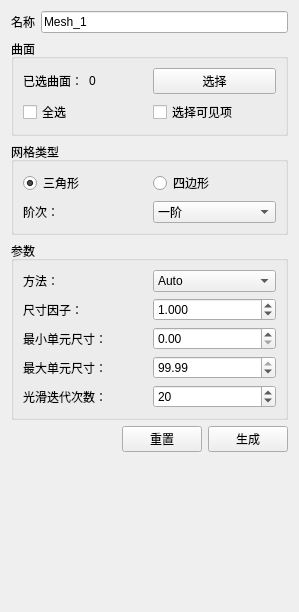
First picture: the form in src/FCGUI/MeshSettings/FCMeshSettingsWidget.ui, repository Kinvy66/freecaeworkbench, before the edit.
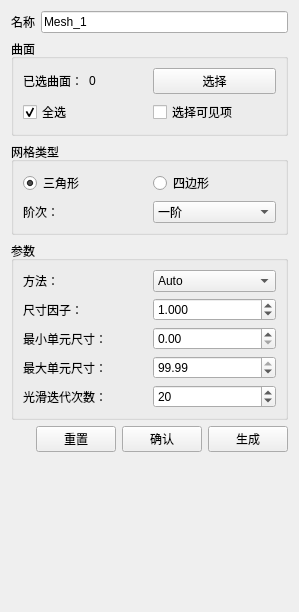
Second picture: the form after the edit.

What changed in the file:
```diff
--- a/src/FCGUI/MeshSettings/FCMeshSettingsWidget.ui
+++ b/src/FCGUI/MeshSettings/FCMeshSettingsWidget.ui
@@ -71,7 +71,7 @@
            <string>全选</string>
           </property>
           <property name="checked">
-           <bool>false</bool>
+           <bool>true</bool>
           </property>
          </widget>
         </item>
@@ -269,6 +269,13 @@
        </property>
       </widget>
      </item>
+     <item>
+      <widget class="QPushButton" name="pushButtonSavePara">
+       <property name="text">
+        <string>确认</string>
+       </property>
+      </widget>
+     </item>
      <item>
       <widget class="QPushButton" name="pushButtonGenerateMesh">
        <property name="text">
```
